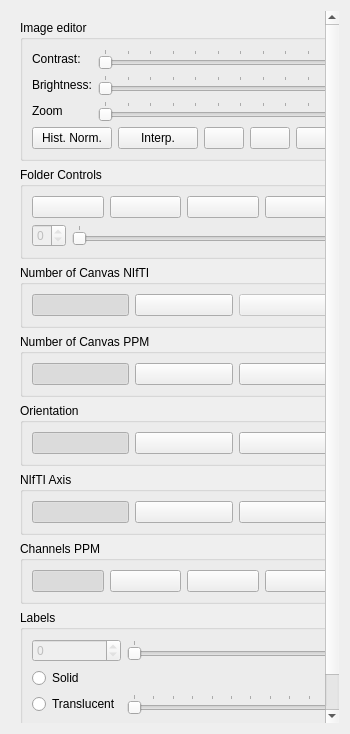
The window that controlswidget.ui (GIBIS-UNIFESP/BIAL-GUI) describes before a commit, drawn with Qt 5.
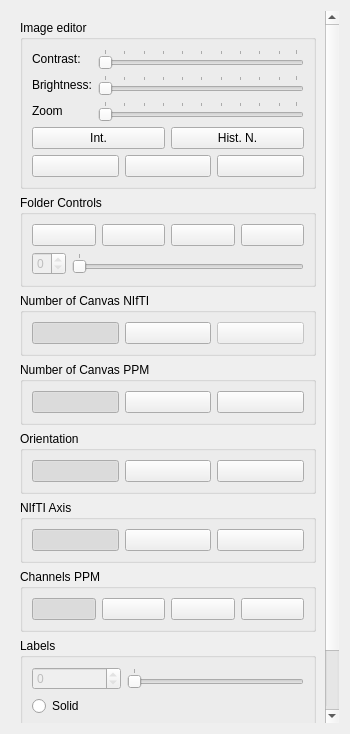
The same window after the commit. Icons and pictures are not drawn.

```diff
--- a/controlswidget.ui
+++ b/controlswidget.ui
@@ -43,7 +43,7 @@
         <x>0</x>
         <y>0</y>
         <width>318</width>
-        <height>925</height>
+        <height>942</height>
        </rect>
       </property>
       <layout class="QGridLayout" name="gridLayout_11">
@@ -507,33 +507,37 @@
            </layout>
           </item>
           <item row="1" column="0">
-           <layout class="QHBoxLayout" name="horizontalLayout_2">
-            <item>
-             <widget class="QPushButton" name="pushButtonHistogramNormalization">
-              <property name="toolTip">
-               <string>Histogram Normalization</string>
-              </property>
-              <property name="text">
-               <string>Hist. Norm.</string>
-              </property>
-              <property name="checkable">
-               <bool>true</bool>
-              </property>
-             </widget>
-            </item>
+           <layout class="QHBoxLayout" name="horizontalLayout_3">
             <item>
              <widget class="QPushButton" name="pushButtonInterpolation">
               <property name="toolTip">
                <string>Interpolation</string>
               </property>
               <property name="text">
-               <string>Interp.</string>
+               <string>Int.</string>
               </property>
               <property name="checkable">
                <bool>true</bool>
               </property>
              </widget>
             </item>
+            <item>
+             <widget class="QPushButton" name="pushButtonHistogramNormalization">
+              <property name="toolTip">
+               <string>Histogram Normalization</string>
+              </property>
+              <property name="text">
+               <string>Hist. N.</string>
+              </property>
+              <property name="checkable">
+               <bool>true</bool>
+              </property>
+             </widget>
+            </item>
+           </layout>
+          </item>
+          <item row="2" column="0">
+           <layout class="QHBoxLayout" name="horizontalLayout_2">
             <item>
              <widget class="QPushButton" name="rotateAll">
               <property name="toolTip">
```
